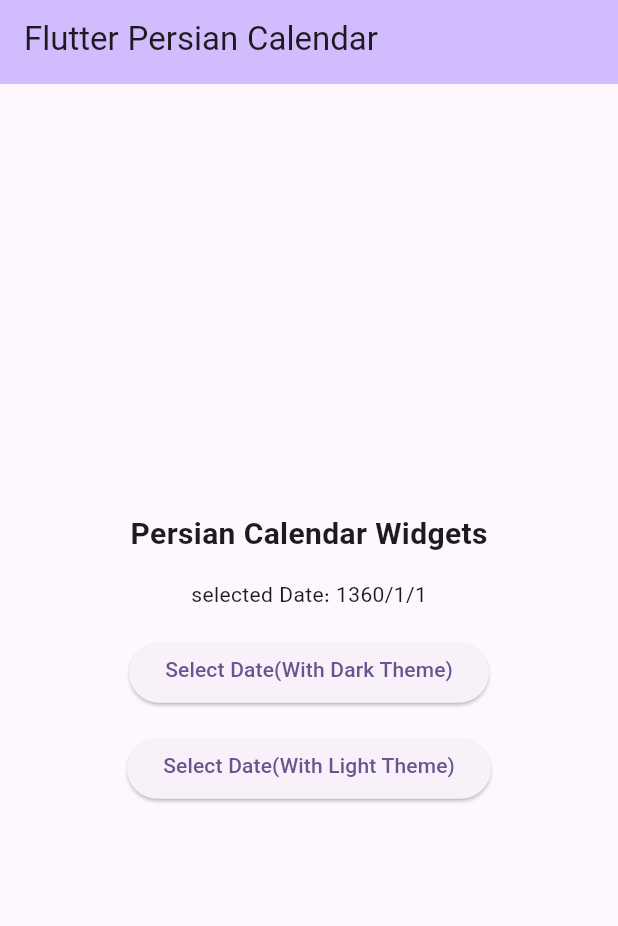
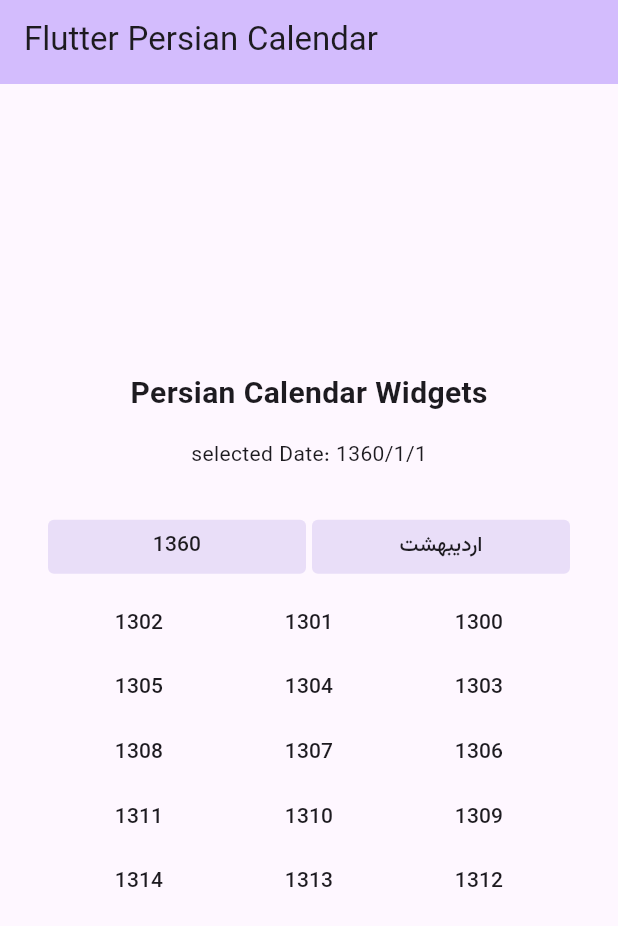
Before and after one commit to Amirnlz/flutter_persian_calendar, a Flutter app: the screen it shows after launch, on a phone screen of 412 x 824 dp. Shown: the top 926 px of the screen. Run offline on Flutter 3.47's test engine with Material 3 defaults, Android fonts, the phone set to English and light mode, and no system bars; our stand-ins replace shamsi_date.

Commit message:
Refactor: example with new version of library

```diff
--- a/example/lib/constants.dart
+++ /dev/null
@@ -1,37 +0,0 @@
-import 'package:flutter/material.dart';
-import 'package:flutter_persian_calendar/flutter_persian_calendar.dart';
-
-// An example of darkTheme for PersianCalendarTheme in PersianCalendar
-final calendarDarkTheme = PersianCalendarTheme(
-  textStyle: const TextStyle(
-    fontSize: 14,
-    color: Color(0XFFF2F2F2),
-  ),
-  headerTextStyle: const TextStyle(
-    fontSize: 14,
-    color: Color(0xFFA9D7FF),
-  ),
-);
-
-// An example of lightTheme for PersianCalendarTheme in PersianCalendar
-final calendarLightTheme = PersianCalendarTheme(
-  backgroundColor: const Color(0XFFEDF2F4),
-  selectedColor: const Color(0XFFEF233C),
-  headerBackgroundColor: const Color(0XFF8D99AE),
-  textStyle: const TextStyle(
-    fontSize: 14,
-    color: Colors.black,
-  ),
-  selectedItemTextStyle: const TextStyle(
-    fontSize: 14,
-    color: Color(0XFFF2F2F2),
-  ),
-  confirmButtonTextStyle: const TextStyle(
-    fontSize: 14,
-    color: Color(0XFFF2F2F2),
-  ),
-  headerTextStyle: const TextStyle(
-    fontSize: 14,
-    color: Colors.black,
-  ),
-);
--- a/example/lib/main.dart
+++ b/example/lib/main.dart
@@ -1,8 +1,6 @@
 import 'package:flutter/material.dart';
 import 'package:flutter_persian_calendar/flutter_persian_calendar.dart';
 import 'package:shamsi_date/shamsi_date.dart';
-
-import 'constants.dart';
 
 void main() {
   runApp(const MyApp());
@@ -46,7 +44,8 @@ class _MyHomePageState extends State<MyHomePage> {
         backgroundColor: Theme.of(context).colorScheme.inversePrimary,
         title: Text(widget.title),
       ),
-      body: Center(
+      body: Padding(
+        padding: const EdgeInsets.all(16),
         child: Column(
           mainAxisAlignment: MainAxisAlignment.center,
           children: [
@@ -62,34 +61,9 @@ class _MyHomePageState extends State<MyHomePage> {
               'selected Date: $selectedText',
             ),
             const SizedBox(height: 16),
-            ElevatedButton(
-              onPressed: () {
-                showDialog(
-                  context: context,
-                  builder: (context) {
-                    return Dialog(
-                      child:
-                          shamsiDateCalendarWidget(context, calendarDarkTheme),
-                    );
-                  },
-                );
-              },
-              child: const Text('Select Date(With Dark Theme)'),
-            ),
-            const SizedBox(height: 16),
-            ElevatedButton(
-              onPressed: () {
-                showDialog(
-                  context: context,
-                  builder: (context) {
-                    return Dialog(
-                      child:
-                          shamsiDateCalendarWidget(context, calendarLightTheme),
-                    );
-                  },
-                );
-              },
-              child: const Text('Select Date(With Light Theme)'),
+            PersianCalendar(
+              initialDate: selectedDate,
+              onDateChanged: (value) => setState(() => selectedDate = value),
             ),
           ],
         ),
@@ -97,28 +71,6 @@ class _MyHomePageState extends State<MyHomePage> {
     );
   }
 
-  PersianCalendar shamsiDateCalendarWidget(
-    BuildContext context,
-    PersianCalendarTheme calendarTheme,
-  ) {
-    return PersianCalendar(
-      calendarHeight: 376,
-      calendarWidth: 360,
-      selectedDate: selectedDate,
-      onDateChanged: (newDate) {
-        setState(() {
-          selectedDate = newDate;
-        });
-      },
-      onConfirmButtonPressed: () {
-        Navigator.pop(context);
-      },
-      calendarStartDate: Jalali(1300, 4, 12),
-      calendarEndDate: Jalali(1402, 7, 10),
-      calendarTheme: calendarTheme,
-    );
-  }
-
   String get selectedText =>
       '${selectedDate.year}/${selectedDate.month}/${selectedDate.day}';
 }
```
